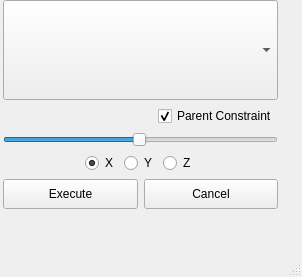
Qt form python/ui/make_ctrl.ui (neilberard/AutoRig) before a commit.
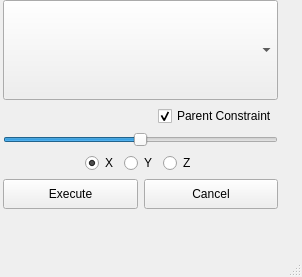
The same form after that commit.

The edit to the form file:
```diff
--- a/python/ui/make_ctrl.ui
+++ b/python/ui/make_ctrl.ui
@@ -94,7 +94,7 @@
      <item>
       <widget class="QSlider" name="sldr">
        <property name="minimum">
-        <number>1</number>
+        <number>0</number>
        </property>
        <property name="maximum">
         <number>200</number>
```
